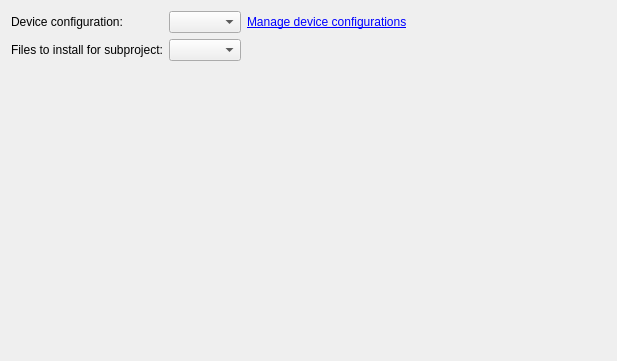
Above: src/plugins/remotelinux/remotelinuxdeployconfigurationwidget.ui from qt-creator/qt-creator before the change. Below: the same form after it.
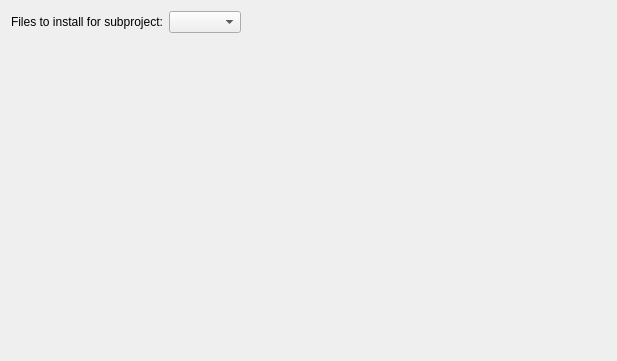
That is the form after the change.

What changed in the file:
```diff
--- a/src/plugins/remotelinux/remotelinuxdeployconfigurationwidget.ui
+++ b/src/plugins/remotelinux/remotelinuxdeployconfigurationwidget.ui
@@ -16,41 +16,10 @@
   <layout class="QVBoxLayout" name="verticalLayout">
    <item>
     <layout class="QFormLayout" name="formLayout">
+     <property name="fieldGrowthPolicy">
+      <enum>QFormLayout::AllNonFixedFieldsGrow</enum>
+     </property>
      <item row="0" column="0">
-      <widget class="QLabel" name="label">
-       <property name="text">
-        <string>Device configuration:</string>
-       </property>
-      </widget>
-     </item>
-     <item row="0" column="1">
-      <layout class="QHBoxLayout" name="horizontalLayout_2">
-       <item>
-        <widget class="QComboBox" name="deviceConfigsComboBox"/>
-       </item>
-       <item>
-        <widget class="QLabel" name="manageDevConfsLabel">
-         <property name="text">
-          <string>&lt;a href=&quot;irrelevant&quot;&gt;Manage device configurations&lt;/a&gt;</string>
-         </property>
-        </widget>
-       </item>
-       <item>
-        <spacer name="horizontalSpacer">
-         <property name="orientation">
-          <enum>Qt::Horizontal</enum>
-         </property>
-         <property name="sizeHint" stdset="0">
-          <size>
-           <width>40</width>
-           <height>20</height>
-          </size>
-         </property>
-        </spacer>
-       </item>
-      </layout>
-     </item>
-     <item row="1" column="0">
       <widget class="QLabel" name="installLabel">
        <property name="toolTip">
         <string>These show the INSTALLS settings from the project file(s).</string>
@@ -60,7 +29,7 @@
        </property>
       </widget>
      </item>
-     <item row="1" column="1">
+     <item row="0" column="1">
       <layout class="QHBoxLayout" name="horizontalLayout">
        <item>
         <widget class="QComboBox" name="projectsComboBox">
```
